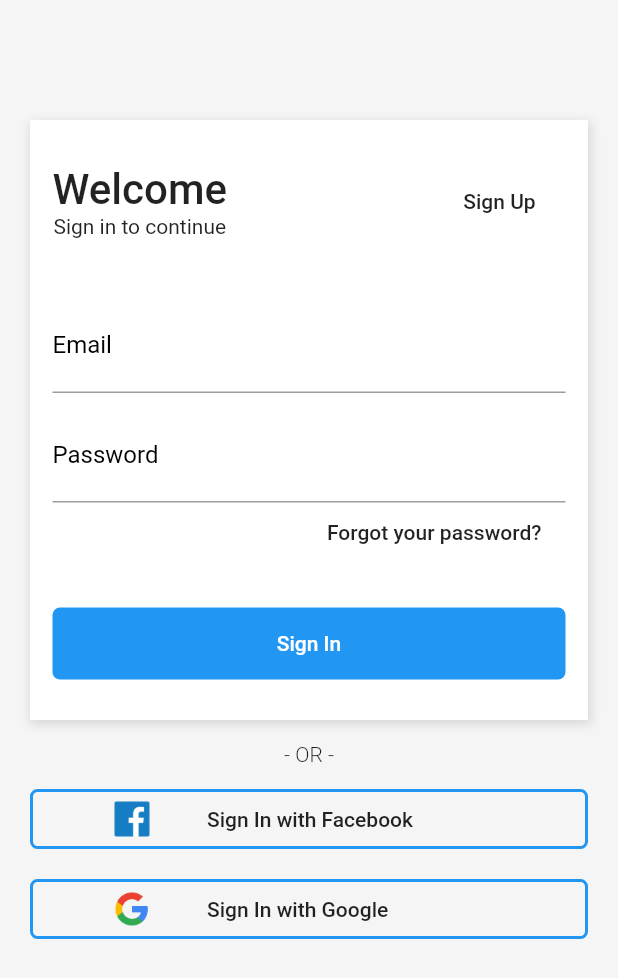
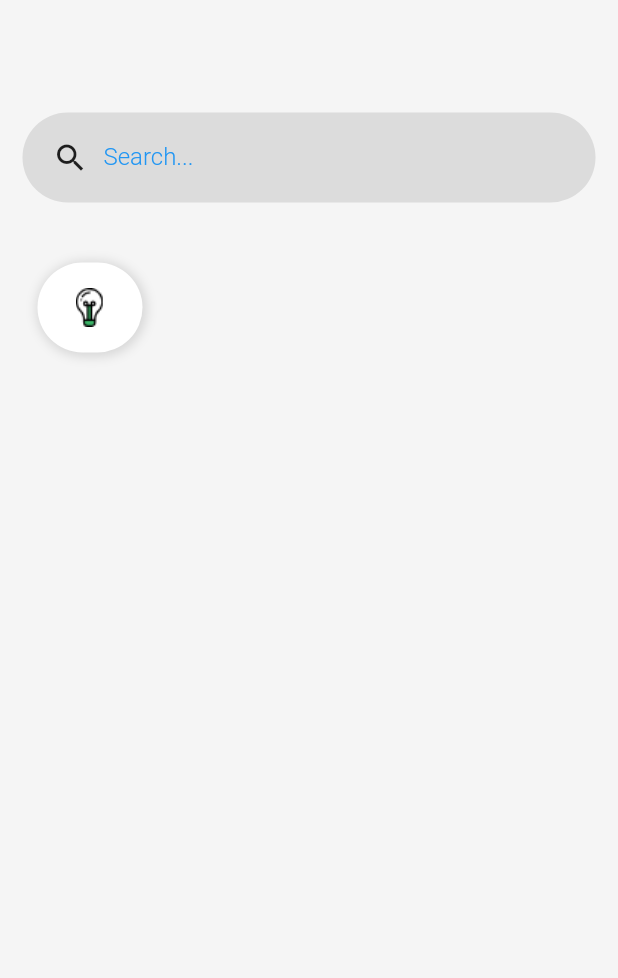
Before and after one commit to cadudias/balta_flutter_animations, a Flutter app: the screen it shows after launch, after a tap on "Sign In", on a phone screen of 412 x 824 dp. Shown: the top 978 px of the screen. Run offline on Flutter 3.47's test engine with Material 2 defaults, Android fonts, the phone set to English and light mode, and no system bars.

Commit message:
adicionar search box e list view de produtos com scroll lateral

```diff
--- a/lib/main.dart
+++ b/lib/main.dart
@@ -1,4 +1,4 @@
-import 'package:balta_flutter_animations/login/login.page.dart';
+import 'package:balta_flutter_animations/pages/login.page.dart';
 import 'package:flutter/material.dart';
 
 void main() => runApp(MyApp());
--- /dev/null
+++ b/lib/pages/home.page.dart
@@ -0,0 +1,108 @@
+import 'package:flutter/material.dart';
+
+class HomePage extends StatelessWidget {
+  @override
+  Widget build(BuildContext context) {
+    return Scaffold(
+      body: Container(
+        padding: EdgeInsets.all(15),
+        color: Color(0xFFF5F5F5),
+        child: Column(
+          crossAxisAlignment: CrossAxisAlignment.stretch,
+          children: <Widget>[
+            SizedBox(
+              height: 60,
+            ),
+            search(),
+            SizedBox(
+              height: 30,
+            ),
+            Container(
+              height: 80,
+              child: categoryList(),
+            )
+          ],
+        ),
+      ),
+    );
+  }
+}
+
+Widget search()
+{
+ return Container(
+   height: 60,
+   padding: EdgeInsets.only(left: 20),
+   decoration: BoxDecoration(
+     color: Colors.black.withOpacity(0.1),
+     borderRadius: BorderRadius.all(
+       Radius.circular(128),
+     ),
+   ),
+   child: Row(
+     children: <Widget>[
+       Icon(Icons.search),
+       // o TextFormField dentro da linha precisa estra dentro de um container pra se adequar ao tamanho
+       Container(
+         width: 120, // adicionamos o width pra input do search funcionar
+         padding: EdgeInsets.only(left: 10),
+          child: TextFormField(
+            keyboardType: TextInputType.text,
+            decoration: InputDecoration(
+              border: InputBorder.none,
+              labelText: "Search...",
+              labelStyle: TextStyle(
+                color: Colors.blue,
+                fontWeight: FontWeight.w300,
+                fontSize: 16,
+              ),
+            ),
+            style: TextStyle(
+              // estilo do texto digitado no input
+              fontSize: 20,
+              color: Colors.blue,
+            ),
+        ),
+       ),
+
+     ],
+   ),
+ );
+}
+
+Widget categoryList()
+{
+  return Container(
+    child: ListView(
+      scrollDirection: Axis.horizontal,
+      children: <Widget>[
+        categoryItem()
+      ],
+    ),
+  );
+}
+
+Widget categoryItem()
+{
+  return Container(
+    width: 70,
+    height: 70,
+    margin: EdgeInsets.all(10),
+    padding: EdgeInsets.all(10),
+    decoration: BoxDecoration(
+      color: Colors.white,
+      boxShadow: [
+        new BoxShadow(
+          color: Colors.black12,
+          offset: new Offset(1, 1),
+          blurRadius: 5,
+          spreadRadius: 2,
+        ),
+      ],
+      borderRadius: BorderRadius.all(
+        Radius.circular(64),
+      ),
+    ),
+    child: Image.asset("assets/Icon_Devices.png"),
+  );
+}
--- a/lib/login/login.page.dart
+++ b/lib/pages/login.page.dart
@@ -1,4 +1,5 @@
-import 'package:balta_flutter_animations/login/signup.page.dart';
+import 'package:balta_flutter_animations/pages/home.page.dart';
+import 'package:balta_flutter_animations/pages/signup.page.dart';
 import 'package:flutter/material.dart';
 
 class LoginPage extends StatelessWidget {
@@ -113,7 +114,13 @@ class LoginPage extends StatelessWidget {
                           ),
                         ),
                         child: FlatButton(
-                          onPressed: () {},
+                          onPressed: () {
+                            Navigator.push(
+                                context,
+                                MaterialPageRoute(
+                                    builder: (context) => HomePage()),
+                              );
+                          },
                           child: Text(
                             "Sign In",
                             style: TextStyle(
--- a/pubspec.yaml
+++ b/pubspec.yaml
@@ -73,3 +73,4 @@ flutter:
   assets:
     - assets/facebook.png
     - assets/google.png
+    - assets/Icon_Devices.png
```
Also changed, not shown: lib/pages/signup.page.dart (renamed from lib/login/signup.page.dart), pubspec.lock.
